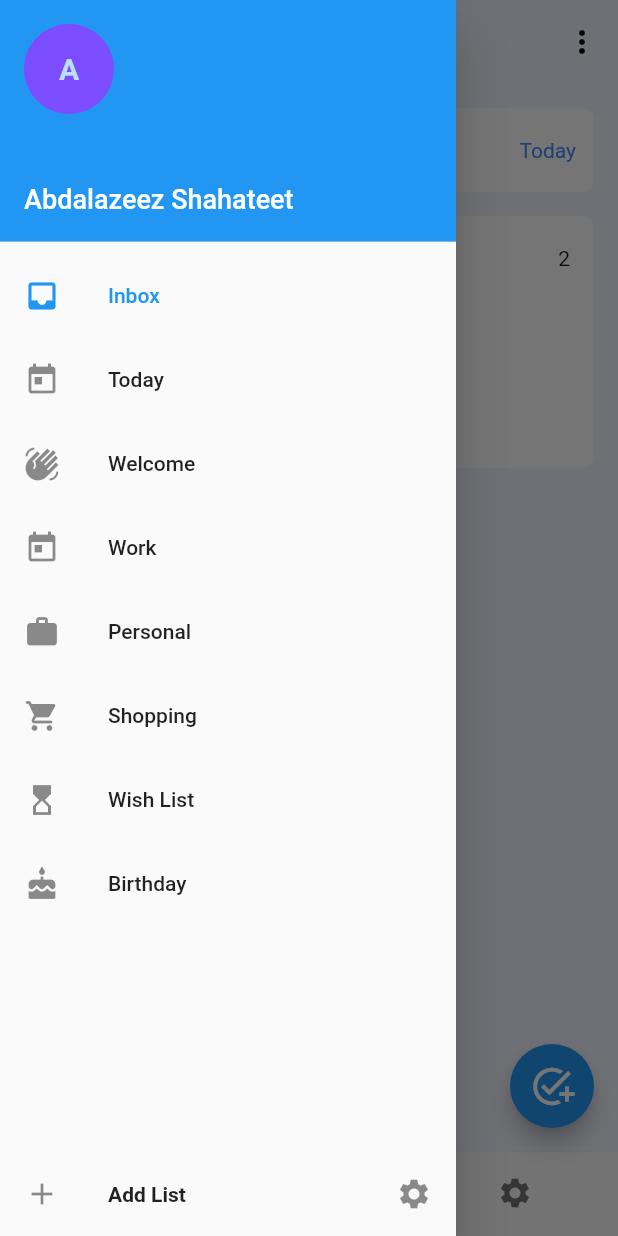
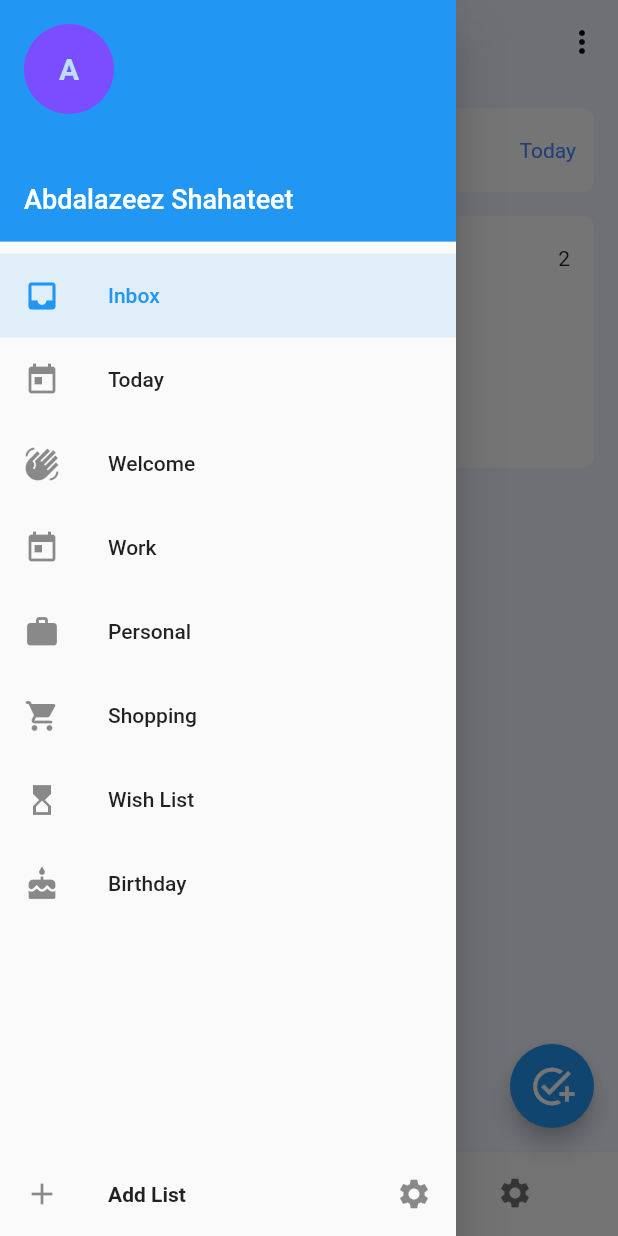
Before and after one commit to abdalazeezS/Task-Planner, a Flutter app: the screen it shows after launch, with the side drawer open, on a phone screen of 412 x 824 dp. Run offline on Flutter 3.47's test engine with Material 2 defaults, Android fonts, the phone set to English and light mode, and no system bars.

Commit message:
styling drawer ListTiles

```diff
--- a/lib/widgets/app_drawer.dart
+++ b/lib/widgets/app_drawer.dart
@@ -57,9 +57,9 @@ class AppDrawer extends StatelessWidget {
                   onTap: () {},
                   child: Ink(
                     child: ListTile(
-                      // tileColor: category == currentCategory
-                      //     ? ThemeData().primaryColor
-                      //     : null,
+                      tileColor: category == currentCategory
+                          ? Colors.blue.withOpacity(0.12)
+                          : null,
                       onTap: () {
                         Provider.of<TaskProvider>(
                           context,
@@ -74,14 +74,16 @@ class AppDrawer extends StatelessWidget {
                       },
                       leading: Icon(
                         Categories.categoriesList[index].icon,
-                        color:
-                            category == currentCategory ? ThemeData().primaryColor : null,
+                        color: category == currentCategory
+                            ? ThemeData().primaryColor
+                            : null,
                       ),
                       title: Text(
                         Categories.categoriesList[index].name,
                         style: TextStyle(
-                          color:
-                              category == currentCategory ? ThemeData().primaryColor : null,
+                          color: category == currentCategory
+                              ? ThemeData().primaryColor
+                              : null,
                         ),
                       ),
                     ),
```
